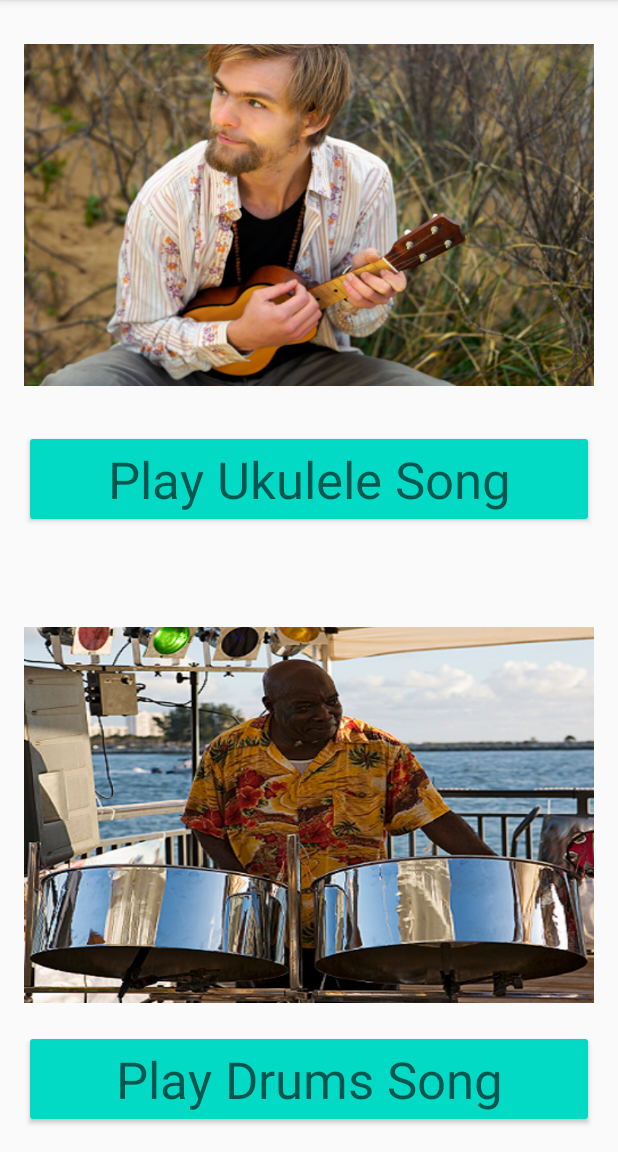
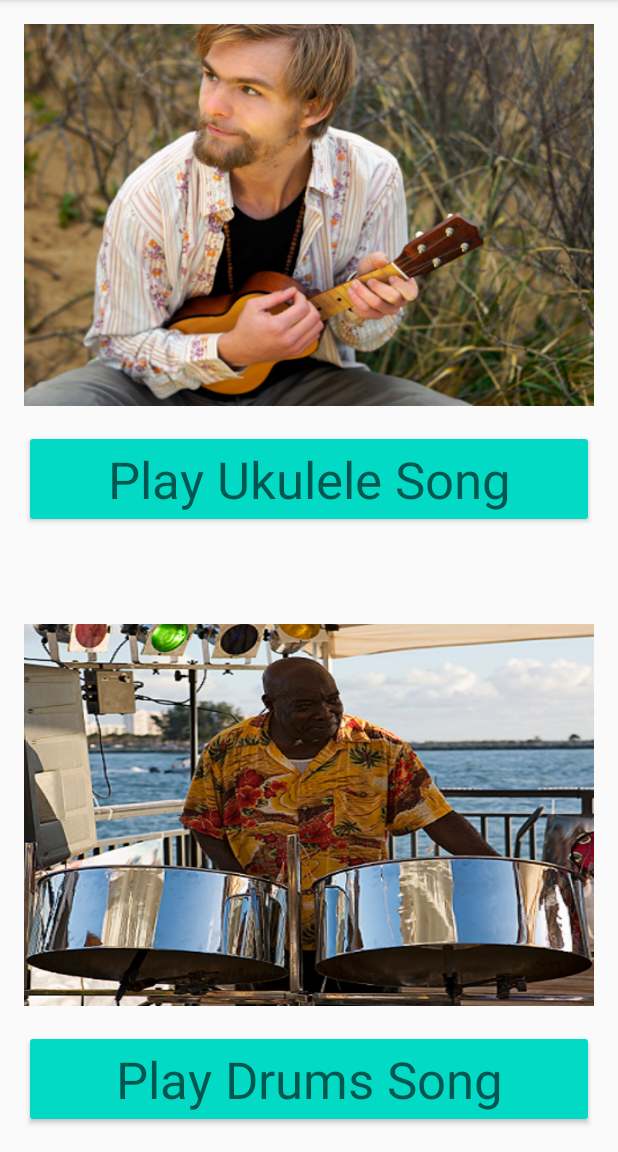
Before and after one commit to mintedtech/HoisingtonCh6-Aloha_Music, an Android app: the MainActivity screen opened directly, with no data from a screen before it, on a phone screen of 412 x 824 dp, the part 84-1236 px from its top. Run offline under Robolectric (Android 15) with nearby library versions, the light colour scheme and no system bars.

Commit message:
Updated both portrait/landscape layouts to scale automatically to full width/height of screen

```diff
--- a/app/src/main/res/layout-land/activity_main.xml
+++ b/app/src/main/res/layout-land/activity_main.xml
@@ -8,14 +8,17 @@
 
     <ImageView
         android:id="@+id/imgUkelele"
-        android:layout_width="300dp"
-        android:layout_height="165dp"
+        android:layout_width="0dp"
+        android:layout_height="0dp"
         android:layout_marginStart="@dimen/standard_margin"
         android:layout_marginLeft="@dimen/standard_margin"
         android:layout_marginTop="@dimen/standard_margin"
-        android:layout_marginEnd="@dimen/standard_margin"
-        android:layout_marginRight="@dimen/standard_margin"
+        android:layout_marginEnd="@dimen/double_margin"
+        android:layout_marginRight="@dimen/double_margin"
+        android:layout_marginBottom="@dimen/standard_margin"
         android:contentDescription="@string/ukulele"
+        android:scaleType="centerCrop"
+        app:layout_constraintBottom_toTopOf="@+id/btnUkulele"
         app:layout_constraintEnd_toStartOf="@+id/guideline"
         app:layout_constraintStart_toStartOf="parent"
         app:layout_constraintTop_toTopOf="parent"
@@ -26,23 +29,26 @@
         style="@style/Widget.AppCompat.Button.Colored"
         android:layout_width="0dp"
         android:layout_height="wrap_content"
-        android:layout_marginTop="@dimen/standard_margin"
+        android:layout_marginBottom="@dimen/standard_margin"
         android:text="@string/btnUkulele"
         android:textAppearance="@style/TextAppearance.AppCompat.Display1"
+        app:layout_constraintBottom_toBottomOf="parent"
         app:layout_constraintEnd_toEndOf="@+id/imgUkelele"
-        app:layout_constraintStart_toStartOf="@+id/imgUkelele"
-        app:layout_constraintTop_toBottomOf="@+id/imgUkelele" />
+        app:layout_constraintStart_toStartOf="@+id/imgUkelele" />
 
     <ImageView
         android:id="@+id/imgDrums"
-        android:layout_width="300dp"
-        android:layout_height="165dp"
-        android:layout_marginStart="@dimen/standard_margin"
-        android:layout_marginLeft="@dimen/standard_margin"
+        android:layout_width="0dp"
+        android:layout_height="0dp"
+        android:layout_marginStart="@dimen/double_margin"
+        android:layout_marginLeft="@dimen/double_margin"
         android:layout_marginTop="@dimen/standard_margin"
         android:layout_marginEnd="@dimen/standard_margin"
         android:layout_marginRight="@dimen/standard_margin"
+        android:layout_marginBottom="@dimen/standard_margin"
         android:contentDescription="@string/drums"
+        android:scaleType="centerCrop"
+        app:layout_constraintBottom_toTopOf="@+id/btnDrums"
         app:layout_constraintEnd_toEndOf="parent"
         app:layout_constraintStart_toStartOf="@+id/guideline"
         app:layout_constraintTop_toTopOf="parent"
@@ -53,12 +59,12 @@
         style="@style/Widget.AppCompat.Button.Colored"
         android:layout_width="0dp"
         android:layout_height="wrap_content"
-        android:layout_marginTop="@dimen/standard_margin"
+        android:layout_marginBottom="@dimen/standard_margin"
         android:text="@string/btnDrums"
         android:textAppearance="@style/TextAppearance.AppCompat.Display1"
+        app:layout_constraintBottom_toBottomOf="parent"
         app:layout_constraintEnd_toEndOf="@+id/imgDrums"
-        app:layout_constraintStart_toStartOf="@+id/imgDrums"
-        app:layout_constraintTop_toBottomOf="@+id/imgDrums" />
+        app:layout_constraintStart_toStartOf="@+id/imgDrums" />
 
     <androidx.constraintlayout.widget.Guideline
         android:id="@+id/guideline"
--- a/app/src/main/res/layout/activity_main.xml
+++ b/app/src/main/res/layout/activity_main.xml
@@ -6,18 +6,18 @@
     android:layout_height="match_parent"
     tools:context=".MainActivity">
 
-
     <ImageView
         android:id="@+id/imgUkelele"
         android:layout_width="0dp"
         android:layout_height="0dp"
         android:layout_marginStart="@dimen/standard_margin"
         android:layout_marginLeft="@dimen/standard_margin"
+        android:layout_marginTop="@dimen/standard_margin"
         android:layout_marginEnd="@dimen/standard_margin"
         android:layout_marginRight="@dimen/standard_margin"
-        android:layout_marginTop="@dimen/standard_margin"
         android:layout_marginBottom="@dimen/standard_margin"
         android:contentDescription="@string/ukulele"
+        android:scaleType="centerCrop"
         app:layout_constraintBottom_toTopOf="@+id/btnUkulele"
         app:layout_constraintEnd_toEndOf="parent"
         app:layout_constraintStart_toStartOf="parent"
@@ -58,6 +58,7 @@
         android:layout_marginRight="@dimen/standard_margin"
         android:layout_marginBottom="@dimen/standard_margin"
         android:contentDescription="@string/drums"
+        android:scaleType="centerCrop"
         app:layout_constraintBottom_toTopOf="@+id/btnDrums"
         app:layout_constraintEnd_toEndOf="parent"
         app:layout_constraintStart_toStartOf="parent"
```
